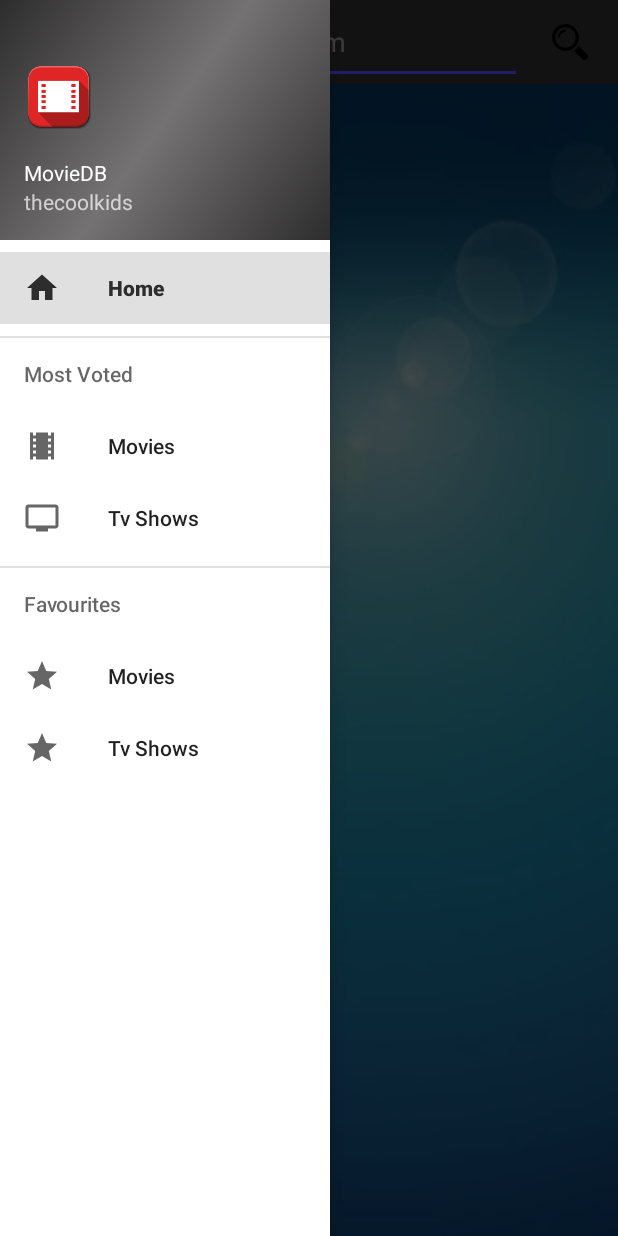
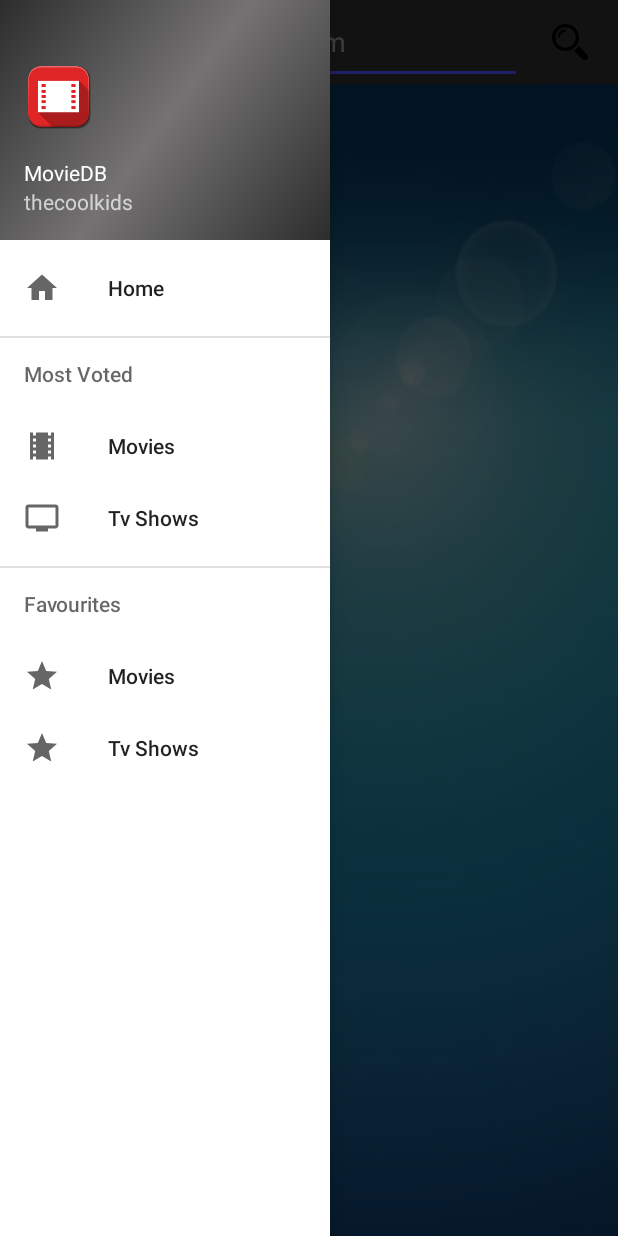
Before and after one commit to ruhickey/MovieDB, an Android app: the screen it shows after launch (MainActivity), with the side drawer open, on a phone screen of 412 x 824 dp. Run offline under Robolectric (Android 15) with nearby library versions, the phone set to English and light mode, and no system bars; our stand-ins replace Picasso; network calls fail; pictures from the network do not load.

Commit message:
Minor bug fix

```diff
--- a/app/src/main/java/ie/thecoolkids/moviedb/BaseActivity.java
+++ b/app/src/main/java/ie/thecoolkids/moviedb/BaseActivity.java
@@ -15,6 +15,7 @@ import android.support.v7.app.ActionBarDrawerToggle;
 import android.support.v7.app.AppCompatActivity;
 import android.support.v7.widget.Toolbar;
 import android.view.KeyEvent;
+import android.view.Menu;
 import android.view.MenuItem;
 import android.view.View;
 import android.view.WindowManager;
@@ -195,6 +196,10 @@ public class BaseActivity extends AppCompatActivity implements NavigationView.On
     public void onSaveInstanceState(Bundle outState) {
         super.onSaveInstanceState(outState);
         NotificationEventReceiver.setupAlarm(getApplicationContext());
-        MovieProvider movies = new MovieProvider();
+    }
+
+    @Override
+    public boolean onPrepareOptionsMenu(Menu menu) {
+        return super.onPrepareOptionsMenu(menu);
     }
 }
--- a/app/src/main/res/menu/drawer_view.xml
+++ b/app/src/main/res/menu/drawer_view.xml
@@ -5,8 +5,7 @@
         <item
             android:id="@+id/nav_home"
             android:icon="@drawable/ic_home"
-            android:title="Home"
-            android:checked="true"/>
+            android:title="Home"/>
 
         <item android:title="Most Voted">
             <menu>
```
